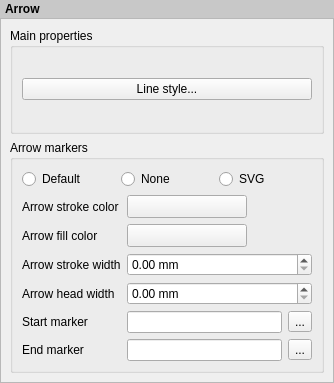
carsmie/QGIS, file src/ui/composer/qgscomposerarrowwidgetbase.ui: the form before one commit.
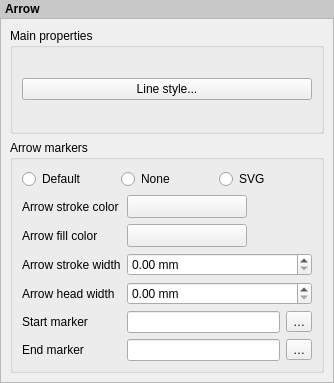
The form after the commit. Custom widgets are drawn as their Qt base class.

```diff
--- a/src/ui/composer/qgscomposerarrowwidgetbase.ui
+++ b/src/ui/composer/qgscomposerarrowwidgetbase.ui
@@ -247,7 +247,7 @@
             <item>
              <widget class="QToolButton" name="mStartMarkerToolButton">
               <property name="text">
-               <string>...</string>
+               <string>…</string>
               </property>
              </widget>
             </item>
@@ -268,7 +268,7 @@
             <item>
              <widget class="QToolButton" name="mEndMarkerToolButton">
               <property name="text">
-               <string>...</string>
+               <string>…</string>
               </property>
              </widget>
             </item>
```
